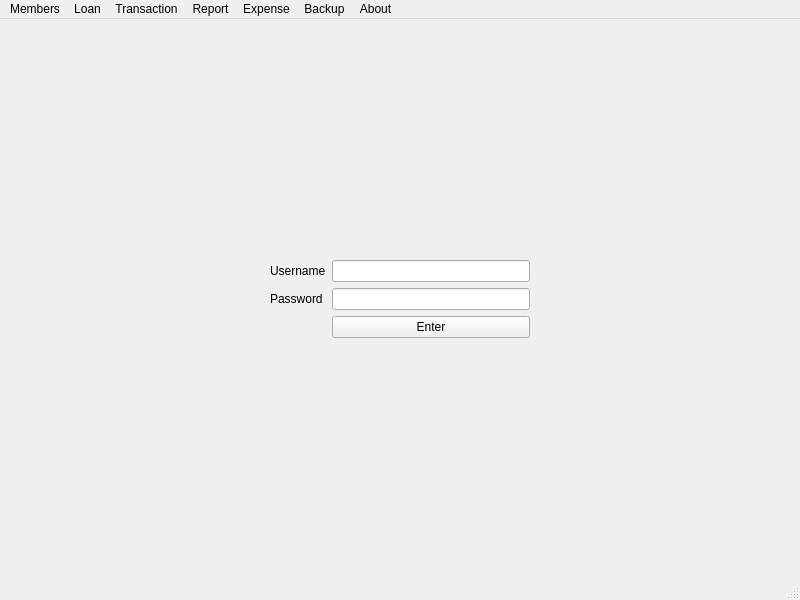
The window that MainWindow.ui (akhilesh26/CSMS) describes before a commit, drawn with Qt 5.
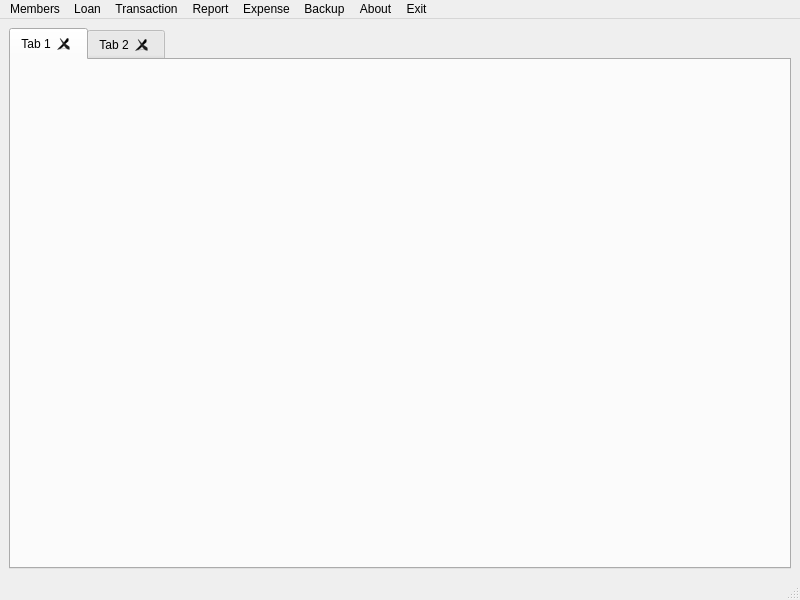
The same window after the commit.

Commit message: welcome page; main window; exit button

The edit to the form file:
```diff
--- a/MainWindow.ui
+++ b/MainWindow.ui
@@ -21,123 +21,31 @@
   </property>
   <widget class="QWidget" name="centralwidget">
    <layout class="QGridLayout" name="gridLayout">
-    <item row="2" column="1">
-     <spacer name="verticalSpacer">
-      <property name="orientation">
-       <enum>Qt::Vertical</enum>
+    <item row="0" column="0">
+     <widget class="QTabWidget" name="tabWidget">
+      <property name="tabPosition">
+       <enum>QTabWidget::North</enum>
       </property>
-      <property name="sizeHint" stdset="0">
-       <size>
-        <width>20</width>
-        <height>40</height>
-       </size>
+      <property name="tabShape">
+       <enum>QTabWidget::Rounded</enum>
       </property>
-     </spacer>
-    </item>
-    <item row="1" column="2">
-     <spacer name="horizontalSpacer">
-      <property name="orientation">
-       <enum>Qt::Horizontal</enum>
+      <property name="currentIndex">
+       <number>0</number>
       </property>
-      <property name="sizeHint" stdset="0">
-       <size>
-        <width>40</width>
-        <height>20</height>
-       </size>
+      <property name="tabsClosable">
+       <bool>true</bool>
       </property>
-     </spacer>
-    </item>
-    <item row="1" column="1">
-     <layout class="QHBoxLayout" name="horizontalLayout_3">
-      <item>
-       <layout class="QHBoxLayout" name="horizontalLayout_5">
-        <item>
-         <layout class="QVBoxLayout" name="verticalLayout_4">
-          <item>
-           <widget class="QLabel" name="usernameLabel">
-            <property name="text">
-             <string>Username</string>
-            </property>
-           </widget>
-          </item>
-          <item>
-           <widget class="QLabel" name="passwordLabel">
-            <property name="text">
-             <string>Password</string>
-            </property>
-           </widget>
-          </item>
-          <item>
-           <widget class="QLabel" name="emptyLabel">
-            <property name="text">
-             <string/>
-            </property>
-           </widget>
-          </item>
-         </layout>
-        </item>
-        <item>
-         <layout class="QVBoxLayout" name="verticalLayout_2">
-          <item>
-           <widget class="QLineEdit" name="usernameLineEdit"/>
-          </item>
-          <item>
-           <widget class="QLineEdit" name="passwordLineEdit">
-            <property name="toolTip">
-             <string/>
-            </property>
-            <property name="whatsThis">
-             <string/>
-            </property>
-            <property name="inputMethodHints">
-             <set>Qt::ImhHiddenText|Qt::ImhNoAutoUppercase|Qt::ImhNoPredictiveText|Qt::ImhSensitiveData</set>
-            </property>
-            <property name="echoMode">
-             <enum>QLineEdit::Password</enum>
-            </property>
-            <property name="placeholderText">
-             <string/>
-            </property>
-           </widget>
-          </item>
-          <item>
-           <widget class="QPushButton" name="enterButton">
-            <property name="text">
-             <string>Enter</string>
-            </property>
-           </widget>
-          </item>
-         </layout>
-        </item>
-       </layout>
-      </item>
-     </layout>
-    </item>
-    <item row="0" column="1">
-     <spacer name="verticalSpacer_2">
-      <property name="orientation">
-       <enum>Qt::Vertical</enum>
-      </property>
-      <property name="sizeHint" stdset="0">
-       <size>
-        <width>20</width>
-        <height>40</height>
-       </size>
-      </property>
-     </spacer>
-    </item>
-    <item row="1" column="0">
-     <spacer name="horizontalSpacer_2">
-      <property name="orientation">
-       <enum>Qt::Horizontal</enum>
-      </property>
-      <property name="sizeHint" stdset="0">
-       <size>
-        <width>40</width>
-        <height>20</height>
-       </size>
-      </property>
-     </spacer>
+      <widget class="QWidget" name="tab">
+       <attribute name="title">
+        <string>Tab 1</string>
+       </attribute>
+      </widget>
+      <widget class="QWidget" name="tab_2">
+       <attribute name="title">
+        <string>Tab 2</string>
+       </attribute>
+      </widget>
+     </widget>
     </item>
    </layout>
   </widget>
@@ -221,6 +129,11 @@
     <addaction name="actionHelp"/>
     <addaction name="actionSupport"/>
    </widget>
+   <widget class="QMenu" name="menuExit">
+    <property name="title">
+     <string>Exit</string>
+    </property>
+   </widget>
    <addaction name="menuMembers"/>
    <addaction name="menuLoan"/>
    <addaction name="menuTransaction"/>
@@ -228,6 +141,7 @@
    <addaction name="menuExpense"/>
    <addaction name="menuBackup"/>
    <addaction name="menuAbout"/>
+   <addaction name="menuExit"/>
   </widget>
   <widget class="QStatusBar" name="statusbar"/>
   <action name="actionAdd_New">
```
The commit also changes 6 other files.
